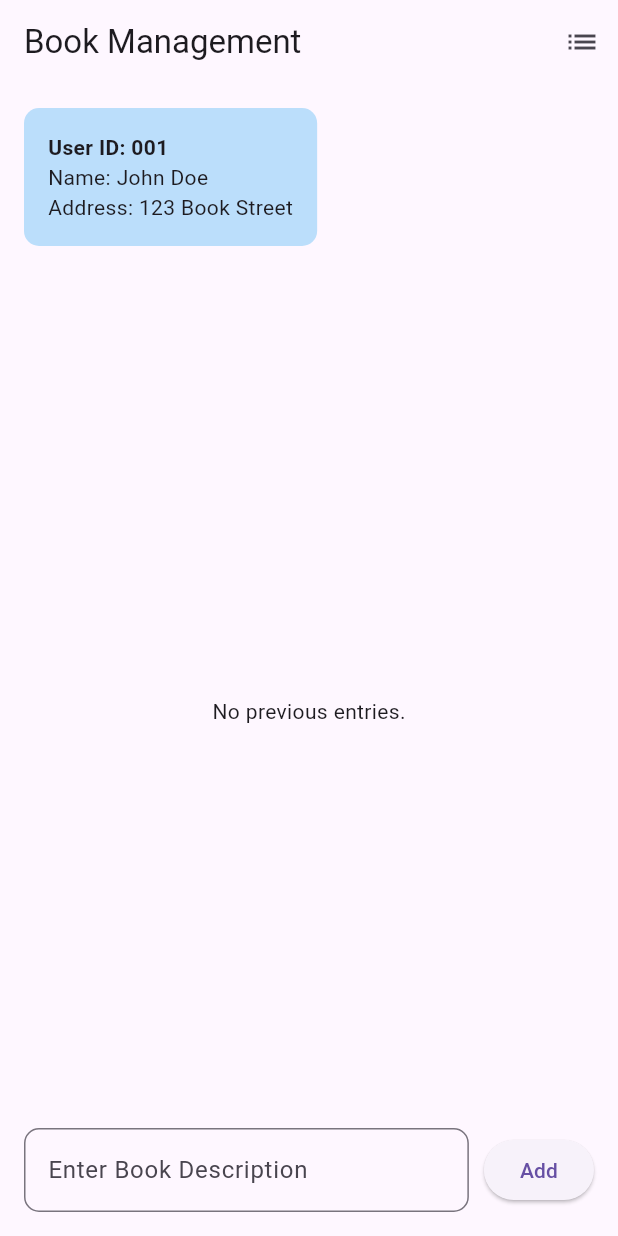
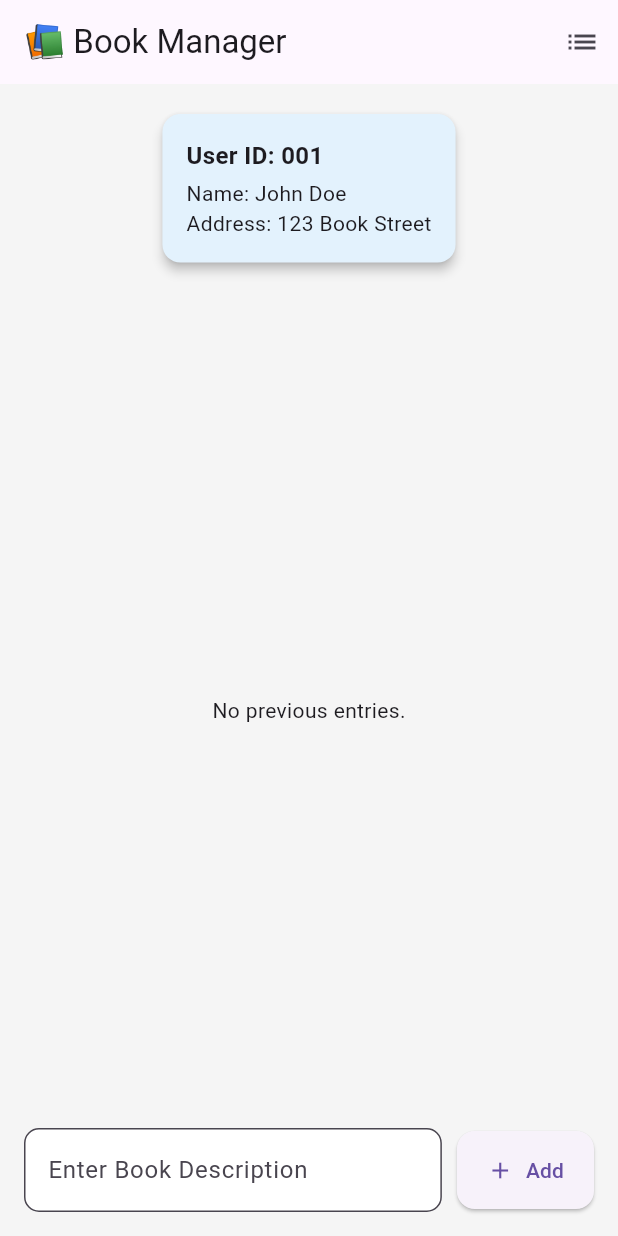
Before and after one commit to Nimdinu-Weerathunga/flutter-mini-book-managment-app, a Flutter app: the screen it shows after launch, on a phone screen of 412 x 824 dp. Run offline on Flutter 3.47's test engine with Material 3 defaults, Android fonts, the phone set to English and light mode, and no system bars.

Commit message:
all are done

```diff
--- a/analysis_options.yaml
+++ b/analysis_options.yaml
@@ -7,6 +7,9 @@
 
 # The following line activates a set of recommended lints for Flutter apps,
 # packages, and plugins designed to encourage good coding practices.
+analyzer:
+  errors:
+    unused_local_variable: ignore
 include: package:flutter_lints/flutter.yaml
 
 linter:
--- a/lib/home_page.dart
+++ b/lib/home_page.dart
@@ -10,7 +10,7 @@ class HomePage extends StatefulWidget {
 }
 
 class _HomePageState extends State<HomePage> {
-  final List<Book> books = []; // Stores book descriptions
+  final List<Book> books = [];
   final TextEditingController _controller = TextEditingController();
 
   void _addBook() {
@@ -32,67 +32,94 @@ class _HomePageState extends State<HomePage> {
 
   @override
   Widget build(BuildContext context) {
+    final theme = Theme.of(context);
+
     return Scaffold(
+      backgroundColor: Colors.grey[100],
       appBar: AppBar(
-        title: const Text("Book Management"),
+        title: const Text("📚 Book Manager"),
         actions: [
           IconButton(
             icon: const Icon(Icons.list),
-            onPressed: _goToBookList, // Navigate to full book list
+            tooltip: 'View Book List',
+            onPressed: _goToBookList,
           )
         ],
       ),
       body: Padding(
-        padding: const EdgeInsets.all(16.0),
+        padding: const EdgeInsets.all(16),
         child: Column(
-          crossAxisAlignment: CrossAxisAlignment.start,
           children: [
-            // User Info Container
-            Container(
+            // 🔹 User Info Card
+            Card(
+              elevation: 3,
+              shape: RoundedRectangleBorder(
+                  borderRadius: BorderRadius.circular(12)),
+              color: Colors.blue.shade50,
+              child: Padding(
                 padding: const EdgeInsets.all(16),
-              decoration: BoxDecoration(
-                color: Colors.blue[100],
-                borderRadius: BorderRadius.circular(10),
-              ),
                 child: Column(
                   crossAxisAlignment: CrossAxisAlignment.start,
                   children: const [
                     Text("User ID: 001",
-                      style: TextStyle(fontWeight: FontWeight.bold)),
-                  Text("Name: John Doe"),
-                  Text("Address: 123 Book Street"),
+                        style: TextStyle(
+                            fontWeight: FontWeight.bold, fontSize: 16)),
+                    SizedBox(height: 4),
+                    Text("Name: John Doe", style: TextStyle(fontSize: 14)),
+                    Text("Address: 123 Book Street",
+                        style: TextStyle(fontSize: 14)),
                   ],
+                ),
               ),
             ),
             const SizedBox(height: 16),
 
+            // 🔸 Latest Entry
             if (books.isNotEmpty)
-              Container(
+              Card(
+                color: Colors.orange.shade100,
+                elevation: 2,
+                shape: RoundedRectangleBorder(
+                    borderRadius: BorderRadius.circular(12)),
+                child: Padding(
                   padding: const EdgeInsets.all(16),
-                decoration: BoxDecoration(
-                  color: Colors.orange[100],
-                  borderRadius: BorderRadius.circular(10),
-                ),
+                  child: Row(
+                    children: [
+                      const Icon(Icons.bookmark, color: Colors.orange),
+                      const SizedBox(width: 10),
+                      Expanded(
                         child: Text(
                           "Latest Entry: ${books.first.description}",
                           style: const TextStyle(fontWeight: FontWeight.bold),
                         ),
                       ),
+                    ],
+                  ),
+                ),
+              ),
             const SizedBox(height: 16),
 
+            // 🟡 List of Previous Entries
             Expanded(
               child: books.length > 1
-                  ? ListView.builder(
-                      itemCount: books.length - 1, // Exclude latest entry
+                  ? ListView.separated(
+                      itemCount: books.length - 1,
+                      separatorBuilder: (context, _) =>
+                          const SizedBox(height: 8),
                       itemBuilder: (context, index) {
+                        final book = books[index + 1];
                         return Card(
-                          margin: const EdgeInsets.symmetric(vertical: 5),
+                          elevation: 1,
+                          shape: RoundedRectangleBorder(
+                              borderRadius: BorderRadius.circular(10)),
                           child: ListTile(
-                            title: Text(books[index + 1].description),
+                            title: Text(book.description,
+                                style: const TextStyle(fontSize: 16)),
                             subtitle: Text(
-                              "Added on: ${books[index + 1].date}",
+                              "Added on: ${book.date.toLocal().toString().split(' ')[0]}",
                               style: const TextStyle(fontSize: 12),
                             ),
+                            leading: const Icon(Icons.menu_book),
                           ),
                         );
                       },
@@ -100,7 +127,9 @@ class _HomePageState extends State<HomePage> {
                   : const Center(child: Text("No previous entries.")),
             ),
 
-            // 📌 Input Field & Add Button
+            const SizedBox(height: 16),
+
+            // 🔘 Input + Add Button
             Row(
               children: [
                 Expanded(
@@ -108,15 +137,24 @@ class _HomePageState extends State<HomePage> {
                     controller: _controller,
                     decoration: InputDecoration(
                       labelText: "Enter Book Description",
+                      filled: true,
+                      fillColor: Colors.white,
                       border: OutlineInputBorder(
                           borderRadius: BorderRadius.circular(10)),
                     ),
                   ),
                 ),
                 const SizedBox(width: 10),
-                ElevatedButton(
+                ElevatedButton.icon(
                   onPressed: _addBook,
-                  child: const Text("Add"),
+                  icon: const Icon(Icons.add),
+                  label: const Text("Add"),
+                  style: ElevatedButton.styleFrom(
+                    padding: const EdgeInsets.symmetric(
+                        horizontal: 20, vertical: 16),
+                    shape: RoundedRectangleBorder(
+                        borderRadius: BorderRadius.circular(12)),
+                  ),
                 ),
               ],
             ),
```
Lines whose indentation alone changed are shown as unchanged.
